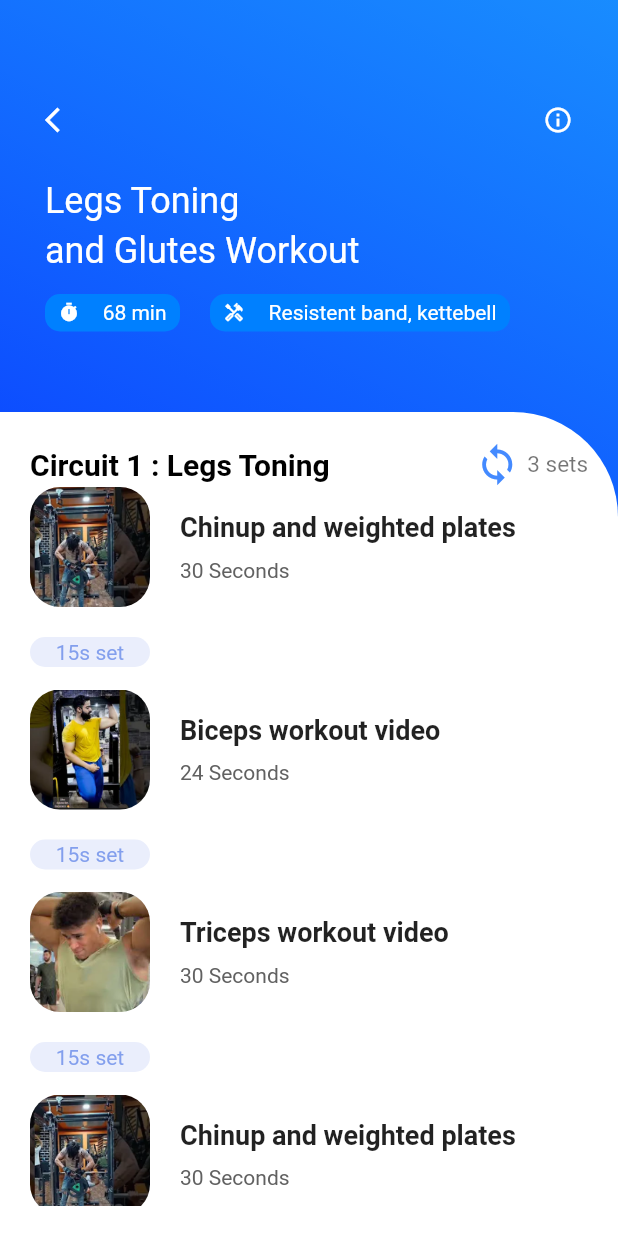
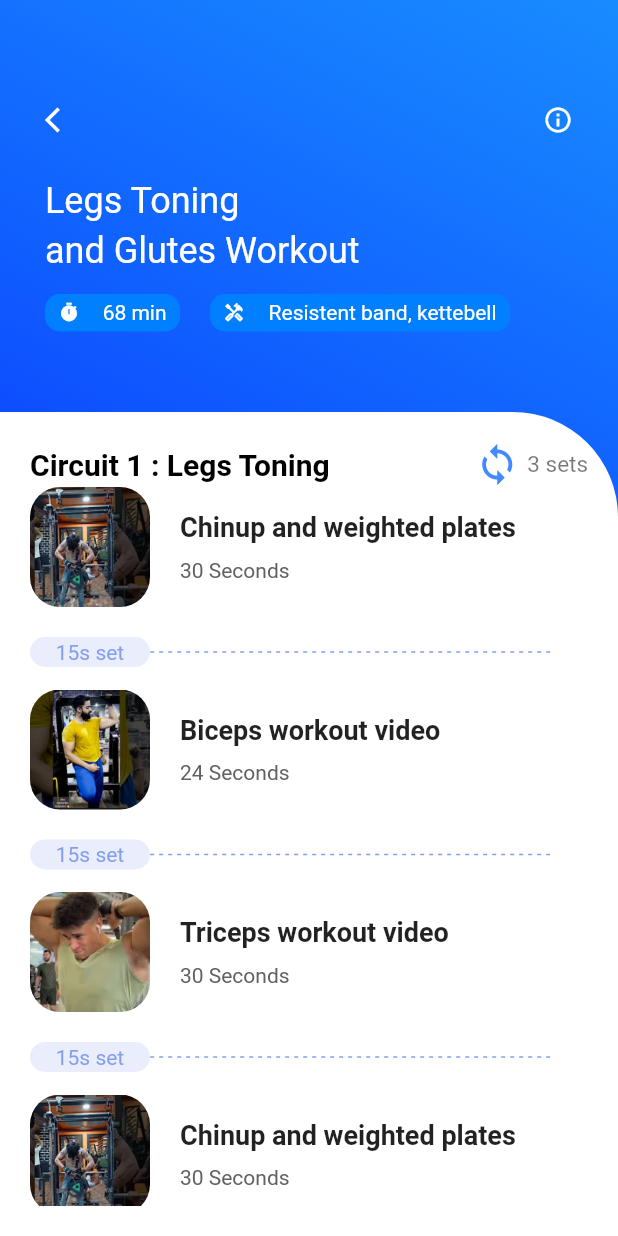
Before and after one commit to muhammadawaisyaseen/video-player-app, a Flutter app: the screen it shows after launch, on a phone screen of 412 x 824 dp. Run offline on Flutter 3.47's test engine with Material 2 defaults, Android fonts, the phone set to English and light mode, and no system bars; our stand-ins replace get.

Commit message:
Update video_info.dart

```diff
--- a/lib/video_info.dart
+++ b/lib/video_info.dart
@@ -15,7 +15,7 @@ class VideoInfo extends StatefulWidget {
 class _VideoInfoState extends State<VideoInfo> {
   List videoinfo = [];
 
-  get children => null;
+  //get children => null;
 
   _initData() async {
     await DefaultAssetBundle.of(context)
@@ -261,14 +261,30 @@ class _VideoInfoState extends State<VideoInfo> {
                                               ),
                                             ),
                                           ),
-                                        )
+                                        ),
+                                        Row(
+                                          children: [
+                                            for (int i = 0; i < 90; i++)
+                                              i.isEven
+                                                  ? Container(
+                                                      height: 1,
+                                                      width: 3,
+                                                      decoration: BoxDecoration(
+                                                        color: const Color(
+                                                            0xFF839fed),
+                                                        borderRadius:
+                                                            BorderRadius
+                                                                .circular(2),
+                                                      ))
+                                                  : Container(
+                                                      width: 3,
+                                                      height: 1,
+                                                      color: Colors.white,
+                                                    )
+                                          ],
+                                        ),
                                       ],
                                     ),
-                                    // Row(
-                                    //   children: [
-
-                                    //   ],
-                                    // )
                                   ],
                                 ),
                               ));
```
